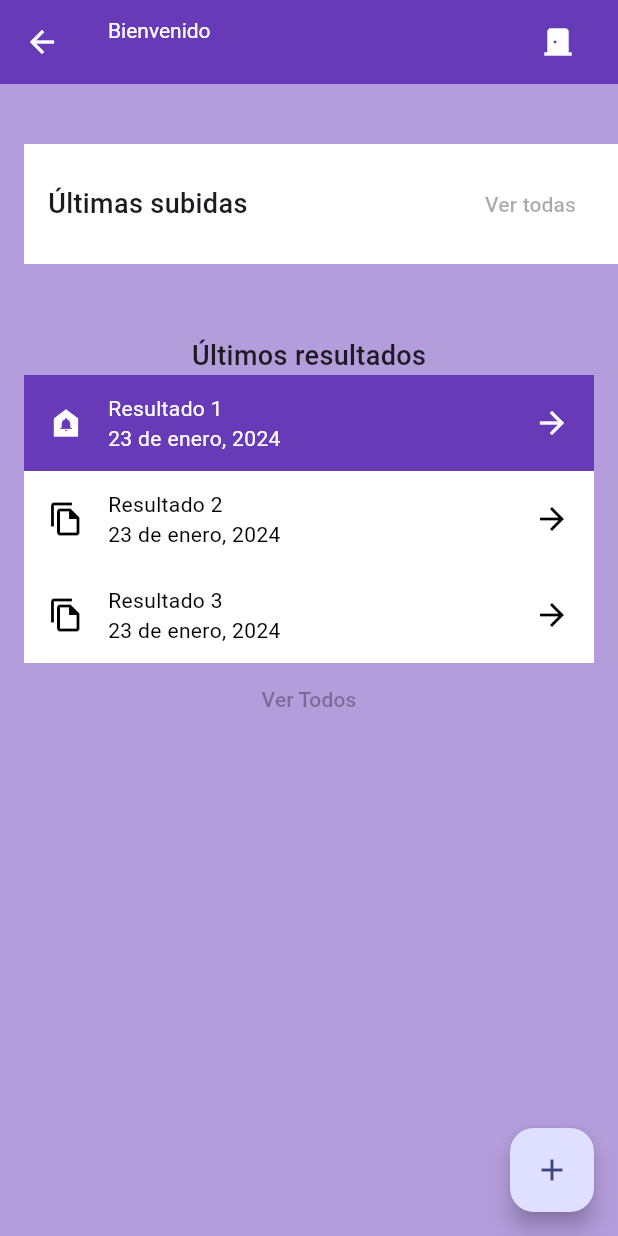
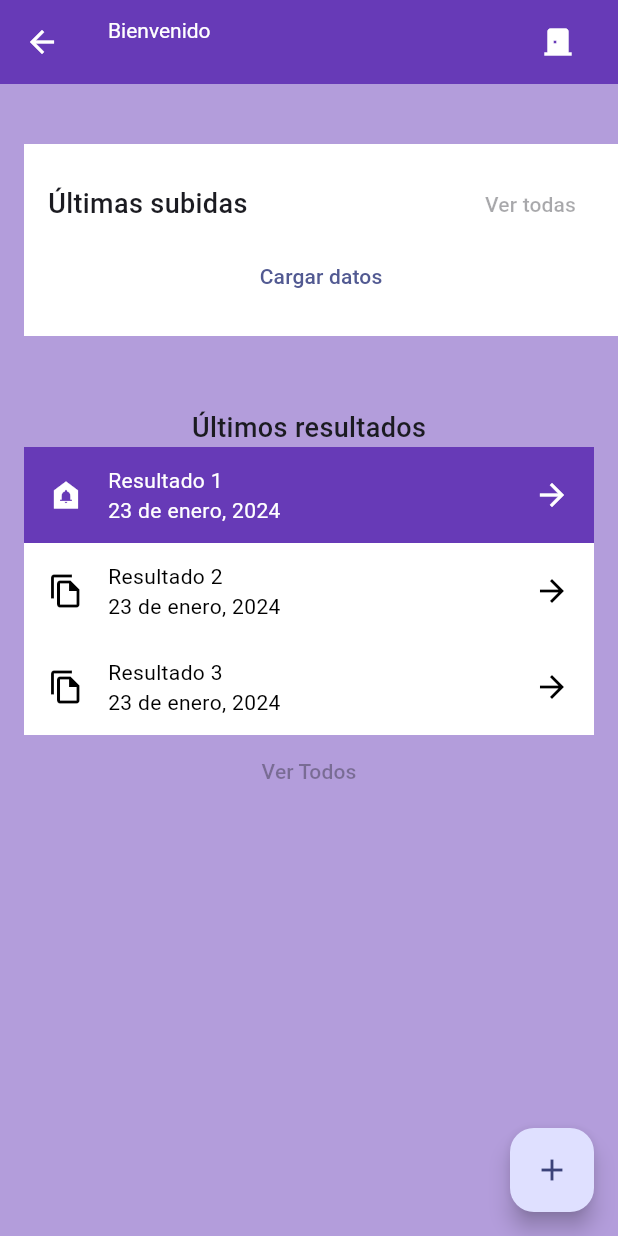
Before and after one commit to RogerCS17/g3_app_mobile, a Flutter app: the HomeScreen screen opened directly, on a phone screen of 412 x 824 dp. Run offline on Flutter 3.47's test engine with Material 3 defaults, Android fonts, the phone set to English and light mode, and no system bars; our stand-ins replace firebase_core, image_picker, shared_preferences; accounts and stored records are empty.

Commit message:
fix(scans): previews are now visible

```diff
--- a/lib/screens/home/last_uploads.dart
+++ b/lib/screens/home/last_uploads.dart
@@ -1,6 +1,7 @@
 import 'package:flutter/material.dart';
 import 'package:g3_app_mobile/services/scans.services.dart';
 import 'package:g3_app_mobile/styles.dart';
+import 'package:g3_app_mobile/types.dart';
 
 class LastUploads extends StatefulWidget {
   const LastUploads({super.key});
@@ -10,7 +11,7 @@ class LastUploads extends StatefulWidget {
 }
 
 class _LastUploadsState extends State<LastUploads> {
-  List<dynamic> _uploads = [];
+  List<Scan?> _uploads = [];
 
   retrieveData() async {
     final res = await getScans(context);
@@ -26,18 +27,17 @@ class _LastUploadsState extends State<LastUploads> {
   }
 
   @override
-  void initState() {
-    super.initState();
-    WidgetsBinding.instance.addPostFrameCallback((_) => retrieveData());
-  }
-
-  @override
   Widget build(BuildContext context) {
     Widget renderContent() {
       final lastScans = _uploads.take(3).toList();
-      if (lastScans.isEmpty) return SizedBox();
+      if (lastScans.isEmpty) {
+        return TextButton(
+          onPressed: () async => await retrieveData(),
+          child: Text("Cargar datos"),
+        );
+      }
       final children = (lastScans)
-          .map<Widget>((u) => u["url"] != null
+          .map<Widget>((u) => u?.url != null
               ? SizedBox(
                   width: 100,
                   height: 100,
--- a/lib/services/scans.services.dart
+++ b/lib/services/scans.services.dart
@@ -2,6 +2,7 @@ import 'dart:convert';
 
 import 'package:flutter/widgets.dart';
 import 'package:g3_app_mobile/common.dart';
+import 'package:g3_app_mobile/types.dart';
 import 'package:http/http.dart' as http;
 
 const apiURL = "http://10.0.2.2:3000";
@@ -22,5 +23,7 @@ Future getScans(BuildContext context) async {
   var res = await http.get(Uri.parse("$apiURL/scans"), headers: headers);
   if (res.statusCode > 399) return jsonDecode(res.body)["message"];
 
-  return jsonDecode(res.body);
+  Iterable data = jsonDecode(res.body);
+  List<Scan?> scans = List<Scan?>.from(data.map((s) => ScanImpl.fromJson(s)));
+  return scans;
 }
```
Also changed, not shown: lib/types.dart (+33 -4 lines).
